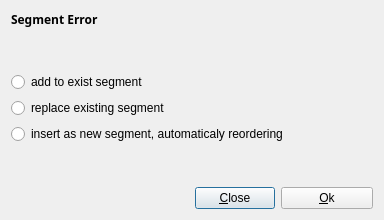
First picture: the form in src/qt-widgets/HellingerNewSegmentErrorUi.ui, repository GPlates/GPlates, before the edit.
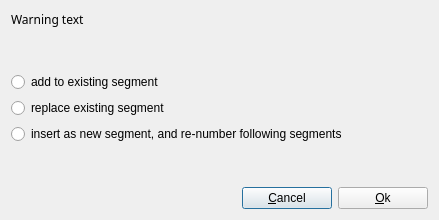
Second picture: the form after the edit.

Commit message: (hellinger) Began some fixes / refactoring to the add-new-segment / edit-segment workflows.

Diff of the .ui file:
```diff
--- a/src/qt-widgets/HellingerNewSegmentErrorUi.ui
+++ b/src/qt-widgets/HellingerNewSegmentErrorUi.ui
@@ -6,7 +6,7 @@
    <rect>
     <x>0</x>
     <y>0</y>
-    <width>384</width>
+    <width>439</width>
     <height>220</height>
    </rect>
   </property>
@@ -19,12 +19,12 @@
      <property name="font">
       <font>
        <family>Sans Serif</family>
-       <weight>75</weight>
-       <bold>true</bold>
+       <weight>50</weight>
+       <bold>false</bold>
       </font>
      </property>
      <property name="text">
-      <string>Segment Error</string>
+      <string>Warning text</string>
      </property>
     </widget>
    </item>
@@ -46,7 +46,7 @@
      <item>
       <widget class="QRadioButton" name="radiobutton_error_add">
        <property name="text">
-        <string>add to exist segment</string>
+        <string>add to existing segment</string>
        </property>
       </widget>
      </item>
@@ -60,7 +60,7 @@
      <item>
       <widget class="QRadioButton" name="radiobutton_error_insert">
        <property name="text">
-        <string>insert as new segment, automaticaly reordering</string>
+        <string>insert as new segment, and re-number following segments</string>
        </property>
       </widget>
      </item>
@@ -82,14 +82,26 @@
    <item row="4" column="1">
     <layout class="QFormLayout" name="formLayout">
      <item row="0" column="0">
-      <widget class="QPushButton" name="button_close">
+      <widget class="QPushButton" name="button_cancel">
+       <property name="minimumSize">
+        <size>
+         <width>90</width>
+         <height>0</height>
+        </size>
+       </property>
        <property name="text">
-        <string>&amp;Close</string>
+        <string>&amp;Cancel</string>
        </property>
       </widget>
      </item>
      <item row="0" column="1">
       <widget class="QPushButton" name="button_ok">
+       <property name="minimumSize">
+        <size>
+         <width>90</width>
+         <height>0</height>
+        </size>
+       </property>
        <property name="text">
         <string>&amp;Ok</string>
        </property>
@@ -97,6 +109,19 @@
      </item>
     </layout>
    </item>
+   <item row="4" column="0">
+    <spacer name="horizontalSpacer">
+     <property name="orientation">
+      <enum>Qt::Horizontal</enum>
+     </property>
+     <property name="sizeHint" stdset="0">
+      <size>
+       <width>40</width>
+       <height>20</height>
+      </size>
+     </property>
+    </spacer>
+   </item>
   </layout>
  </widget>
  <resources/>
```
Left out of the diff: 12 changed lines with no effect on the pictures. The commit also changes 6 other files.
